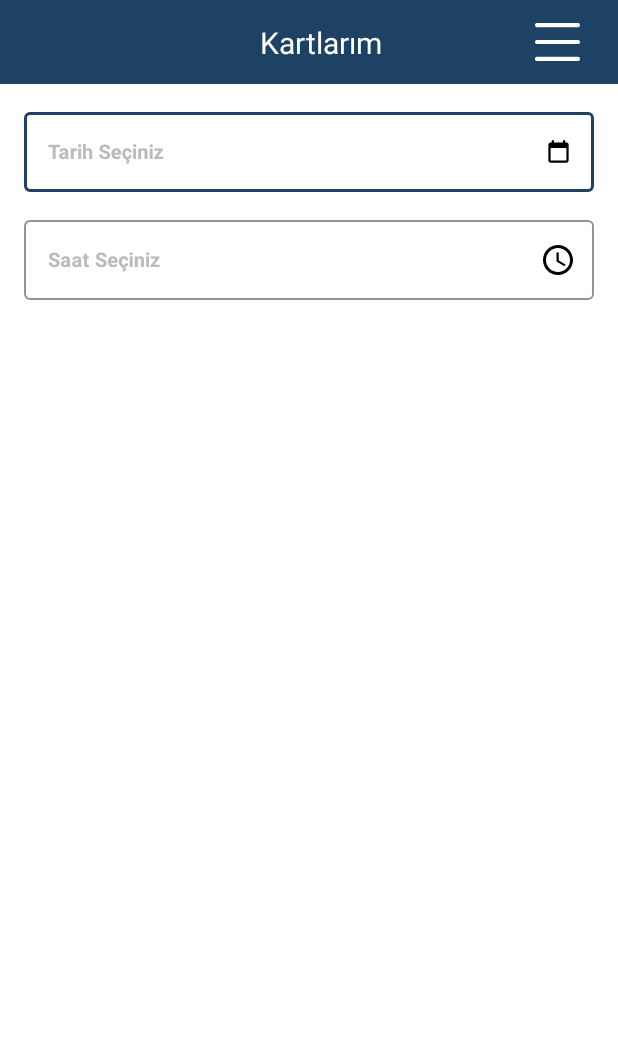
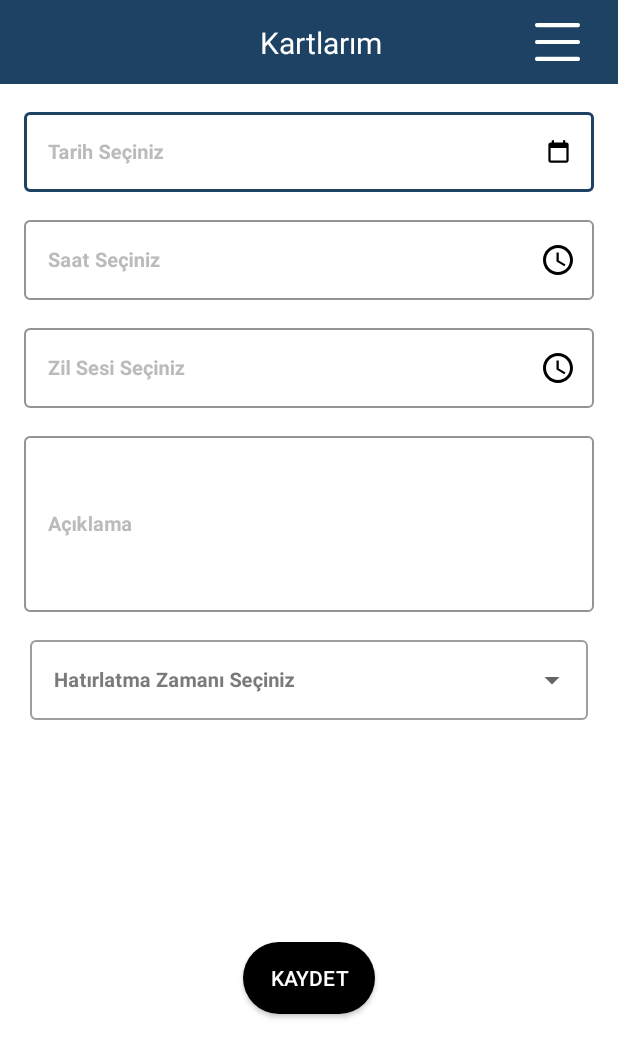
Before and after one commit to yakupcann5/MobilPorgramlama-dev, an Android app: the ReminderAddActivity screen opened directly, with no data from a screen before it, on a phone screen of 412 x 824 dp. Shown: the top 1058 px of the screen. Run offline under Robolectric (Android 15) with nearby library versions, the phone set to English and light mode, and no system bars; our stand-ins replace Dagger/Hilt's generated code, data binding.

Commit message:
reminder_add design done

```diff
--- /dev/null
+++ b/app/src/main/java/com/mobilProgramlama/odev/common/Timer.kt
@@ -0,0 +1,8 @@
+package com.mobilProgramlama.odev.common
+
+enum class Timer(val type: Int) {
+    TenMinute(10),
+    TwentyMinute(20),
+    ThirtyMinute(30),
+    FortyMinute(40),
+}
--- a/app/src/main/java/com/mobilProgramlama/odev/ui/reminder_add/ReminderAddActivity.kt
+++ b/app/src/main/java/com/mobilProgramlama/odev/ui/reminder_add/ReminderAddActivity.kt
@@ -2,16 +2,33 @@ package com.mobilProgramlama.odev.ui.reminder_add
 
 import androidx.appcompat.app.AppCompatActivity
 import android.os.Bundle
+import android.view.View
 import com.mobilProgramlama.odev.R
+import com.mobilProgramlama.odev.common.Timer
 import com.mobilProgramlama.odev.databinding.ActivityReminderAddBinding
 import dagger.hilt.android.AndroidEntryPoint
 
 @AndroidEntryPoint
-class ReminderAddActivity : AppCompatActivity() {
+class ReminderAddActivity : AppCompatActivity(), View.OnClickListener {
     private lateinit var binding: ActivityReminderAddBinding
     override fun onCreate(savedInstanceState: Bundle?) {
         super.onCreate(savedInstanceState)
         binding = ActivityReminderAddBinding.inflate(layoutInflater)
+        initView()
         setContentView(binding.root)
     }
+
+    private fun initView() {
+        binding.saveButton.setOnClickListener(this)
+    }
+
+    override fun onClick(v: View?) {
+        when (v?.id) {
+            binding.saveButton.id -> {
+                //viewModel.checkInput()
+                //viewModel.insertReminder()
+                //viewModel.checkInsertReminderResult()
+            }
+        }
+    }
 }
--- a/app/src/main/res/layout/activity_reminder_add.xml
+++ b/app/src/main/res/layout/activity_reminder_add.xml
@@ -88,6 +88,103 @@
                 android:textStyle="bold" />
         </com.google.android.material.textfield.TextInputLayout>
 
+        <com.google.android.material.textfield.TextInputLayout
+            android:id="@+id/soundInputLayout"
+            style="@style/Widget.MaterialComponents.TextInputLayout.OutlinedBox"
+            android:layout_width="match_parent"
+            android:layout_height="wrap_content"
+            android:layout_marginHorizontal="16dp"
+            android:layout_marginTop="13dp"
+            android:focusable="true"
+            android:focusableInTouchMode="true"
+            android:hint="Zil Sesi Seçiniz"
+            android:textColorHint="#BBBBBB"
+            app:boxStrokeColor="@color/color_primary"
+            app:endIconDrawable="@drawable/ic_time"
+            app:endIconMode="custom"
+            app:endIconTint="@color/black"
+            app:hintTextColor="@color/color_primary"
+            app:layout_constraintEnd_toEndOf="parent"
+            app:layout_constraintStart_toStartOf="parent"
+            app:layout_constraintTop_toBottomOf="@id/timeInputLayout">
+
+            <com.google.android.material.textfield.TextInputEditText
+                android:id="@+id/soundInput"
+                android:layout_width="match_parent"
+                android:layout_height="match_parent"
+                android:focusableInTouchMode="false"
+                android:inputType="datetime"
+                android:lines="1"
+                android:textColor="@color/black"
+                android:textSize="13sp"
+                android:textStyle="bold" />
+        </com.google.android.material.textfield.TextInputLayout>
+
+        <com.google.android.material.textfield.TextInputLayout
+            android:id="@+id/descriptionInputLayout"
+            style="@style/Widget.MaterialComponents.TextInputLayout.OutlinedBox"
+            android:layout_width="match_parent"
+            android:layout_height="wrap_content"
+            android:layout_marginHorizontal="16dp"
+            android:layout_marginTop="13dp"
+            android:focusable="true"
+            android:focusableInTouchMode="true"
+            android:hint="Açıklama"
+            android:textColorHint="#BBBBBB"
+            app:boxStrokeColor="@color/color_primary"
+            app:hintTextColor="@color/color_primary"
+            app:layout_constraintEnd_toEndOf="parent"
+            app:layout_constraintStart_toStartOf="parent"
+            app:layout_constraintTop_toBottomOf="@id/soundInputLayout">
+
+            <com.google.android.material.textfield.TextInputEditText
+                android:id="@+id/descriptionInput"
+                android:layout_width="match_parent"
+                android:layout_height="match_parent"
+                android:focusableInTouchMode="false"
+                android:inputType="none"
+                android:lines="5"
+                android:textColor="@color/black"
+                android:textSize="13sp"
+                android:textStyle="bold" />
+        </com.google.android.material.textfield.TextInputLayout>
+
+        <com.google.android.material.textfield.TextInputLayout
+            android:id="@+id/timerInputLayout"
+            style="@style/Widget.MaterialComponents.TextInputLayout.OutlinedBox.ExposedDropdownMenu"
+            android:layout_width="match_parent"
+            android:layout_height="wrap_content"
+            android:layout_marginHorizontal="20dp"
+            android:layout_marginTop="13dp"
+            android:focusableInTouchMode="true"
+            android:hint="Hatırlatma Zamanı Seçiniz"
+            android:textColorHint="#7A7A7A"
+            app:layout_constraintEnd_toEndOf="parent"
+            app:layout_constraintStart_toStartOf="parent"
+            app:layout_constraintTop_toBottomOf="@id/descriptionInputLayout">
+
+            <AutoCompleteTextView
+                android:id="@+id/timerInput"
+                android:layout_width="match_parent"
+                android:layout_height="match_parent"
+                android:inputType="none"
+                android:lines="1"
+                android:textColor="#000000"
+                android:textSize="13sp"
+                android:textStyle="bold" />
+        </com.google.android.material.textfield.TextInputLayout>
+
+        <androidx.appcompat.widget.AppCompatButton
+            android:id="@+id/saveButton"
+            android:layout_width="wrap_content"
+            android:layout_height="wrap_content"
+            android:background="@drawable/custom_add_button_background"
+            android:text="Kaydet"
+            android:textColor="@color/white"
+            app:layout_constraintBottom_toBottomOf="parent"
+            app:layout_constraintEnd_toEndOf="parent"
+            app:layout_constraintStart_toStartOf="parent"
+            app:layout_constraintTop_toBottomOf="@id/timerInputLayout" />
 
     </androidx.constraintlayout.widget.ConstraintLayout>
 </layout>
```
